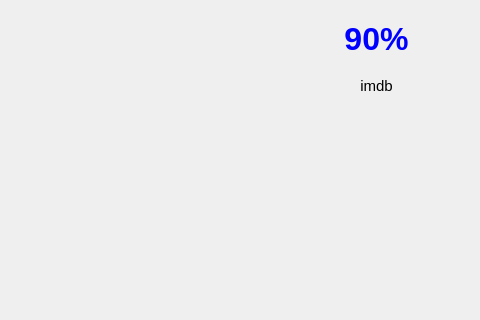
silverqx/qMedia, file moviedetaildialog.ui: the form before one commit; both pictures show x 500 to 980 and y 0 to 320 of the 980 by 760 pixel window.
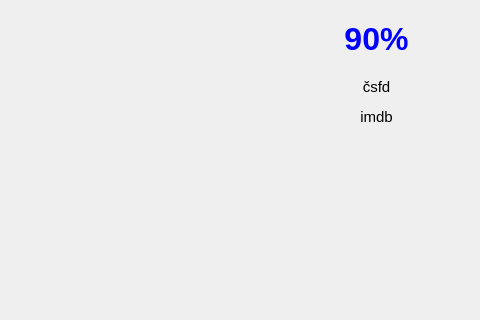
The form after the commit. Icons and pictures are not drawn.

Commit message: added čsfd link

What changed in the file:
```diff
--- a/moviedetaildialog.ui
+++ b/moviedetaildialog.ui
@@ -295,7 +295,55 @@
                   </layout>
                  </item>
                  <item>
-                  <layout class="QHBoxLayout" name="horizontalLayoutInfoRightBottom" stretch="1,0">
+                  <layout class="QHBoxLayout" name="horizontalLayoutInfoCsfd" stretch="1,0">
+                   <item>
+                    <widget class="QLabel" name="csfdLink">
+                     <property name="font">
+                      <font>
+                       <family>Tahoma</family>
+                       <pointsize>11</pointsize>
+                      </font>
+                     </property>
+                     <property name="focusPolicy">
+                      <enum>Qt::TabFocus</enum>
+                     </property>
+                     <property name="toolTip">
+                      <string>Open movie detail at čsfd.cz</string>
+                     </property>
+                     <property name="toolTipDuration">
+                      <number>2500</number>
+                     </property>
+                     <property name="text">
+                      <string>čsfd</string>
+                     </property>
+                     <property name="alignment">
+                      <set>Qt::AlignCenter</set>
+                     </property>
+                     <property name="openExternalLinks">
+                      <bool>true</bool>
+                     </property>
+                     <property name="textInteractionFlags">
+                      <set>Qt::LinksAccessibleByKeyboard|Qt::LinksAccessibleByMouse</set>
+                     </property>
+                    </widget>
+                   </item>
+                   <item>
+                    <spacer name="horizontalSpacerInfoCsfd">
+                     <property name="orientation">
+                      <enum>Qt::Horizontal</enum>
+                     </property>
+                     <property name="sizeHint" stdset="0">
+                      <size>
+                       <width>40</width>
+                       <height>20</height>
+                      </size>
+                     </property>
+                    </spacer>
+                   </item>
+                  </layout>
+                 </item>
+                 <item>
+                  <layout class="QHBoxLayout" name="horizontalLayoutInfoImdb" stretch="1,0">
                    <item>
                     <widget class="QLabel" name="imdbLink">
                      <property name="font">
@@ -317,7 +365,7 @@
                       <string>imdb</string>
                      </property>
                      <property name="alignment">
-                      <set>Qt::AlignHCenter|Qt::AlignTop</set>
+                      <set>Qt::AlignCenter</set>
                      </property>
                      <property name="openExternalLinks">
                       <bool>true</bool>
@@ -328,7 +376,7 @@
                     </widget>
                    </item>
                    <item>
-                    <spacer name="horizontalSpacer">
+                    <spacer name="horizontalSpacerInfoImdb">
                      <property name="orientation">
                       <enum>Qt::Horizontal</enum>
                      </property>
```
The commit also changes 2 other files.
